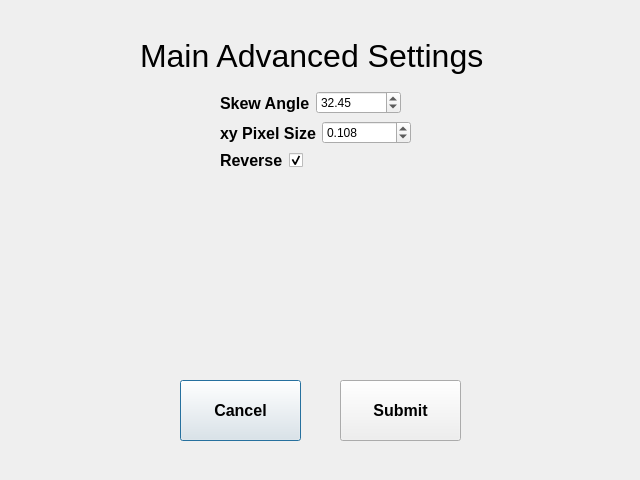
Above: simreconmainadvanced.ui from abcucberkeley/PetaKit5D-GUI before the change. Below: the same form after it.
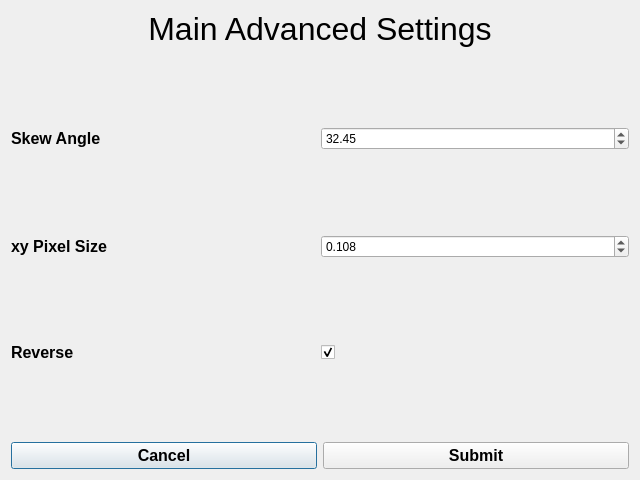
That is the form after the change.

Commit message: Sim Recon Main Advanced Settings is now dynamic

What changed in the file:
```diff
--- a/simreconmainadvanced.ui
+++ b/simreconmainadvanced.ui
@@ -13,15 +13,32 @@
   <property name="windowTitle">
    <string>Dialog</string>
   </property>
-  <widget class="QWidget" name="layoutWidget_5">
-   <property name="geometry">
-    <rect>
-     <x>220</x>
-     <y>90</y>
-     <width>181</width>
-     <height>26</height>
-    </rect>
-   </property>
+  <layout class="QGridLayout" name="gridLayout" rowstretch="0,10,0">
+   <item row="0" column="0">
+    <layout class="QVBoxLayout" name="verticalLayout_2">
+     <item>
+      <widget class="QLabel" name="mainAdvancedSettingsLabel">
+       <property name="font">
+        <font>
+         <pointsize>24</pointsize>
+        </font>
+       </property>
+       <property name="text">
+        <string>Main Advanced Settings</string>
+       </property>
+       <property name="alignment">
+        <set>Qt::AlignHCenter|Qt::AlignTop</set>
+       </property>
+      </widget>
+     </item>
+    </layout>
+   </item>
+   <item row="1" column="0">
+    <layout class="QVBoxLayout" name="verticalLayout">
+     <property name="spacing">
+      <number>1</number>
+     </property>
+     <item>
    <layout class="QHBoxLayout" name="horizontalLayout_5">
     <item>
      <widget class="QLabel" name="skewAngleLabel">
@@ -54,52 +71,24 @@
      </widget>
     </item>
    </layout>
-  </widget>
-  <widget class="QWidget" name="layoutWidget_3">
-   <property name="geometry">
-    <rect>
-     <x>220</x>
-     <y>150</y>
-     <width>95</width>
-     <height>21</height>
-    </rect>
-   </property>
-   <layout class="QHBoxLayout" name="horizontalLayout_8">
-    <item>
-     <widget class="QLabel" name="reverseDataLabel">
-      <property name="font">
-       <font>
-        <pointsize>12</pointsize>
-        <weight>75</weight>
-        <bold>true</bold>
-       </font>
-      </property>
-      <property name="text">
-       <string>Reverse</string>
-      </property>
-     </widget>
     </item>
     <item>
-     <widget class="QCheckBox" name="reverseCheckBox">
-      <property name="text">
-       <string/>
-      </property>
-      <property name="checked">
-       <bool>true</bool>
-      </property>
-     </widget>
-    </item>
-   </layout>
-  </widget>
-  <widget class="QWidget" name="layoutWidget_4">
-   <property name="geometry">
-    <rect>
-     <x>220</x>
-     <y>120</y>
-     <width>191</width>
-     <height>26</height>
-    </rect>
-   </property>
+      <spacer name="verticalSpacer_2">
+       <property name="orientation">
+        <enum>Qt::Vertical</enum>
+       </property>
+       <property name="sizeType">
+        <enum>QSizePolicy::Preferred</enum>
+       </property>
+       <property name="sizeHint" stdset="0">
+        <size>
+         <width>20</width>
+         <height>10</height>
+        </size>
+       </property>
+      </spacer>
+     </item>
+     <item>
    <layout class="QHBoxLayout" name="horizontalLayout_7">
     <item>
      <widget class="QLabel" name="xyPixelSizeLabel">
@@ -138,16 +127,57 @@
      </widget>
     </item>
    </layout>
-  </widget>
+     </item>
+     <item>
+      <spacer name="verticalSpacer">
+       <property name="orientation">
+        <enum>Qt::Vertical</enum>
+       </property>
+       <property name="sizeType">
+        <enum>QSizePolicy::Preferred</enum>
+       </property>
+       <property name="sizeHint" stdset="0">
+        <size>
+         <width>20</width>
+         <height>10</height>
+        </size>
+       </property>
+      </spacer>
+     </item>
+     <item>
+      <layout class="QHBoxLayout" name="horizontalLayout_8">
+       <item>
+        <widget class="QLabel" name="reverseDataLabel">
+         <property name="font">
+          <font>
+           <pointsize>12</pointsize>
+           <weight>75</weight>
+           <bold>true</bold>
+          </font>
+         </property>
+         <property name="text">
+          <string>Reverse</string>
+         </property>
+        </widget>
+       </item>
+       <item>
+        <widget class="QCheckBox" name="reverseCheckBox">
+         <property name="text">
+          <string/>
+         </property>
+         <property name="checked">
+          <bool>true</bool>
+         </property>
+        </widget>
+       </item>
+      </layout>
+     </item>
+    </layout>
+   </item>
+   <item row="2" column="0">
+    <layout class="QHBoxLayout" name="horizontalLayout">
+     <item>
   <widget class="QPushButton" name="cancelButton">
-   <property name="geometry">
-    <rect>
-     <x>180</x>
-     <y>380</y>
-     <width>121</width>
-     <height>61</height>
-    </rect>
-   </property>
    <property name="font">
     <font>
      <pointsize>12</pointsize>
@@ -159,33 +189,9 @@
     <string>Cancel</string>
    </property>
   </widget>
-  <widget class="QLabel" name="mainAdvancedSettingsLabel">
-   <property name="geometry">
-    <rect>
-     <x>140</x>
-     <y>20</y>
-     <width>391</width>
-     <height>71</height>
-    </rect>
-   </property>
-   <property name="font">
-    <font>
-     <pointsize>24</pointsize>
-    </font>
-   </property>
-   <property name="text">
-    <string>Main Advanced Settings</string>
-   </property>
-  </widget>
+     </item>
+     <item>
   <widget class="QPushButton" name="submitButton">
-   <property name="geometry">
-    <rect>
-     <x>340</x>
-     <y>380</y>
-     <width>121</width>
-     <height>61</height>
-    </rect>
-   </property>
    <property name="font">
     <font>
      <pointsize>12</pointsize>
@@ -197,6 +203,10 @@
     <string>Submit</string>
    </property>
   </widget>
+     </item>
+    </layout>
+   </item>
+  </layout>
  </widget>
  <resources/>
  <connections/>
```
Lines whose indentation alone changed are shown as unchanged.
